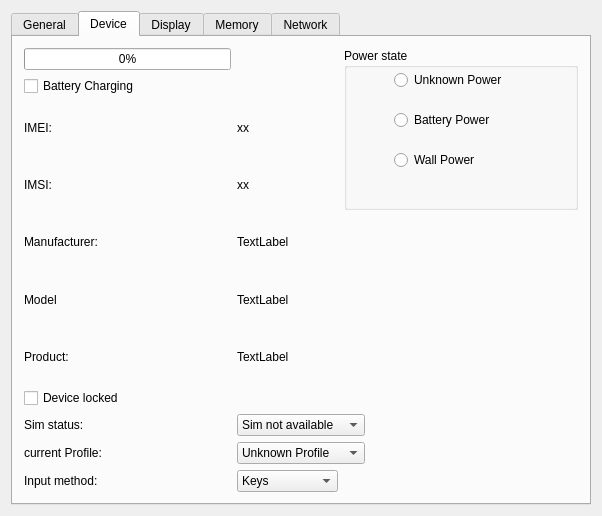
First picture: the form in examples/sysinfo/dialog.ui, repository qtproject/qt-mobility, before the edit.
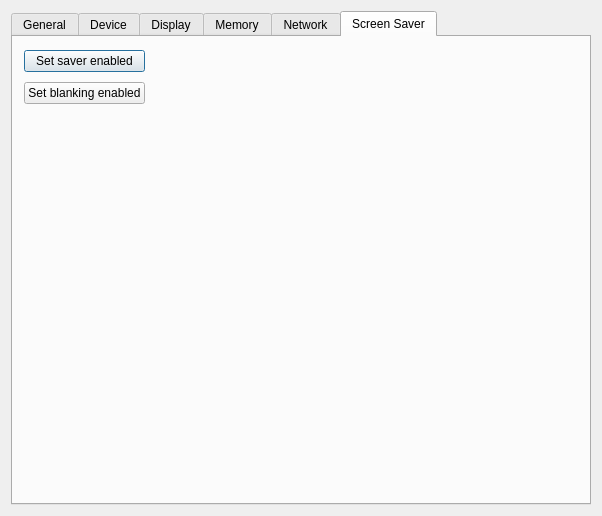
Second picture: the form after the edit.

Commit message: use bool on screensaver functions for sanity. add screensaver stuff for windows Windows can temporarily enable/disable screen saver functions, ieven if there is a policy regarding screensaver functions. If this is a secure screensaver by policy, it will honor that policy , and not set either screensaver or screen blanking.

Diff of the .ui file:
```diff
--- a/examples/sysinfo/dialog.ui
+++ b/examples/sysinfo/dialog.ui
@@ -17,7 +17,7 @@
    <item row="0" column="0">
     <widget class="QTabWidget" name="tabWidget">
      <property name="currentIndex">
-      <number>1</number>
+      <number>5</number>
      </property>
      <widget class="QWidget" name="generaltab">
       <attribute name="title">
@@ -731,6 +731,72 @@
        </item>
       </layout>
      </widget>
+     <widget class="QWidget" name="screenTab">
+      <attribute name="title">
+       <string>Screen Saver</string>
+      </attribute>
+      <layout class="QGridLayout" name="gridLayout_7">
+       <item row="0" column="0">
+        <widget class="QPushButton" name="saverEnabledPushButton">
+         <property name="text">
+          <string>Set saver enabled</string>
+         </property>
+         <property name="checkable">
+          <bool>true</bool>
+         </property>
+        </widget>
+       </item>
+       <item row="0" column="1">
+        <spacer name="horizontalSpacer_2">
+         <property name="orientation">
+          <enum>Qt::Horizontal</enum>
+         </property>
+         <property name="sizeHint" stdset="0">
+          <size>
+           <width>422</width>
+           <height>26</height>
+          </size>
+         </property>
+        </spacer>
+       </item>
+       <item row="1" column="0">
+        <widget class="QPushButton" name="blankingEnabledPushButton">
+         <property name="text">
+          <string>Set blanking enabled</string>
+         </property>
+         <property name="checkable">
+          <bool>true</bool>
+         </property>
+        </widget>
+       </item>
+       <item row="1" column="1">
+        <spacer name="horizontalSpacer_3">
+         <property name="orientation">
+          <enum>Qt::Horizontal</enum>
+         </property>
+         <property name="sizeHint" stdset="0">
+          <size>
+           <width>422</width>
+           <height>26</height>
+          </size>
+         </property>
+        </spacer>
+       </item>
+       <item row="2" column="0">
+        <spacer name="verticalSpacer">
+         <property name="orientation">
+          <enum>Qt::Vertical</enum>
+         </property>
+         <property name="sizeHint" stdset="0">
+          <size>
+           <width>20</width>
+           <height>40</height>
+          </size>
+         </property>
+        </spacer>
+       </item>
+      </layout>
+     </widget>
     </widget>
    </item>
   </layout>
```
The commit also changes 7 other files.
